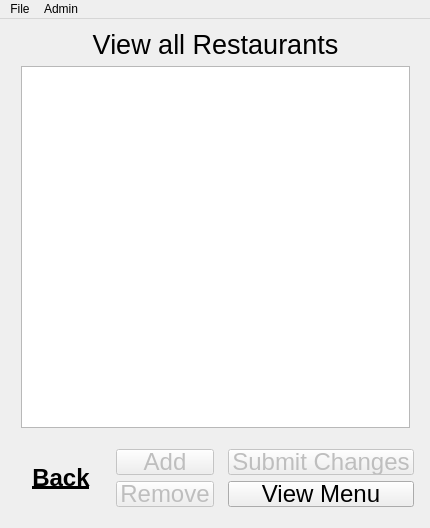
This is src/form/mainwindow.ui in dank-devz/effective-octo-meme as Qt 5 draws it before an edit. The edited form follows.
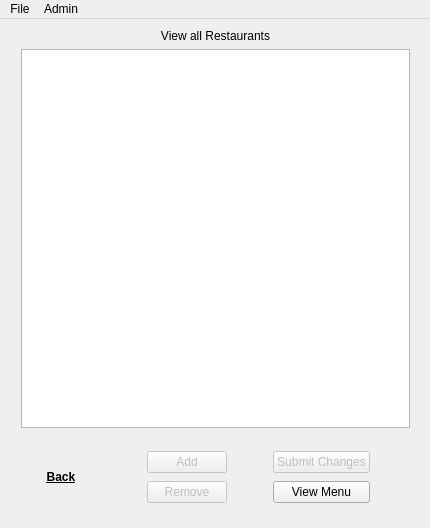
This is the edited form. The open tabs and pages were chosen to show the change.

Commit message: Added tooltips for easier navigation.

```diff
--- a/src/form/mainwindow.ui
+++ b/src/form/mainwindow.ui
@@ -127,11 +127,6 @@
       <layout class="QVBoxLayout" name="verticalLayout">
        <item>
         <widget class="QLabel" name="viewAllRestaurants_label_title">
-         <property name="font">
-          <font>
-           <pointsize>20</pointsize>
-          </font>
-         </property>
          <property name="text">
           <string>View all Restaurants</string>
          </property>
@@ -178,8 +173,8 @@
        <rect>
         <x>10</x>
         <y>420</y>
-        <width>424</width>
-        <height>80</height>
+        <width>411</width>
+        <height>78</height>
        </rect>
       </property>
       <layout class="QHBoxLayout" name="horizontalLayout">
@@ -187,7 +182,6 @@
         <widget class="QPushButton" name="viewAllRestaurants_pushButton_back">
          <property name="font">
           <font>
-           <pointsize>18</pointsize>
            <weight>75</weight>
            <bold>true</bold>
            <underline>true</underline>
@@ -221,11 +215,6 @@
            <property name="enabled">
             <bool>false</bool>
            </property>
-           <property name="font">
-            <font>
-             <pointsize>18</pointsize>
-            </font>
-           </property>
            <property name="text">
             <string>Add</string>
            </property>
@@ -236,11 +225,6 @@
            <property name="enabled">
             <bool>false</bool>
            </property>
-           <property name="font">
-            <font>
-             <pointsize>18</pointsize>
-            </font>
-           </property>
            <property name="text">
             <string>Remove</string>
            </property>
@@ -268,11 +252,6 @@
            <property name="enabled">
             <bool>false</bool>
            </property>
-           <property name="font">
-            <font>
-             <pointsize>18</pointsize>
-            </font>
-           </property>
            <property name="text">
             <string>Submit Changes</string>
            </property>
@@ -280,11 +259,6 @@
          </item>
          <item>
           <widget class="QPushButton" name="viewAllRestaurants_pushButton_viewDetails">
-           <property name="font">
-            <font>
-             <pointsize>18</pointsize>
-            </font>
-           </property>
            <property name="text">
             <string>View Menu</string>
            </property>
```
Left out of the diff: 18 changed lines with no effect on the pictures.
